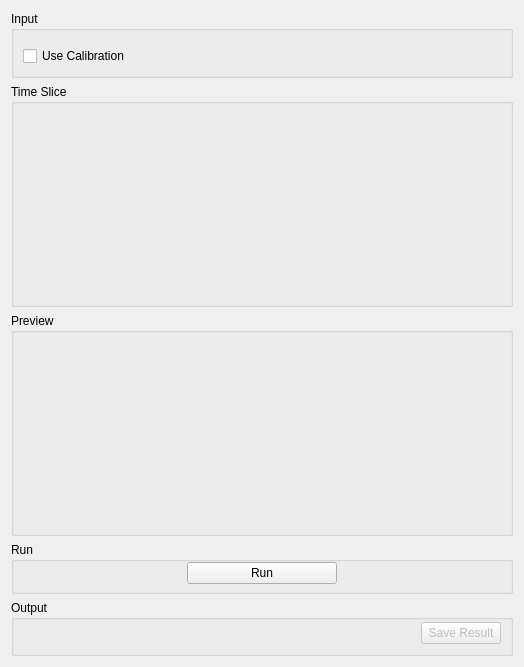
Above: qt/scientific_interfaces/Indirect/ISISDiagnostics.ui from mantidproject/mantid before the change. Below: the same form after it.
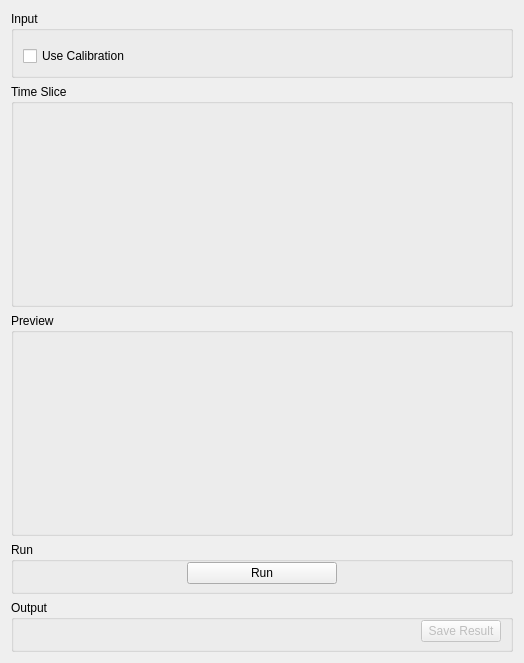
That is the form after the change. Custom widgets are drawn as their Qt base class.

Commit message: Remove minimum and max size restrictions for reduction ui widgets

Diff of the .ui file:
```diff
--- a/qt/scientific_interfaces/Indirect/ISISDiagnostics.ui
+++ b/qt/scientific_interfaces/Indirect/ISISDiagnostics.ui
@@ -7,7 +7,7 @@
     <x>0</x>
     <y>0</y>
     <width>524</width>
-    <height>633</height>
+    <height>634</height>
    </rect>
   </property>
   <property name="minimumSize">
@@ -269,12 +269,6 @@
    </item>
    <item>
     <widget class="QGroupBox" name="gbOutput">
-     <property name="minimumSize">
-      <size>
-       <width>0</width>
-       <height>56</height>
-      </size>
-     </property>
      <property name="title">
       <string>Output</string>
      </property>
```
The commit also changes 2 other files.
